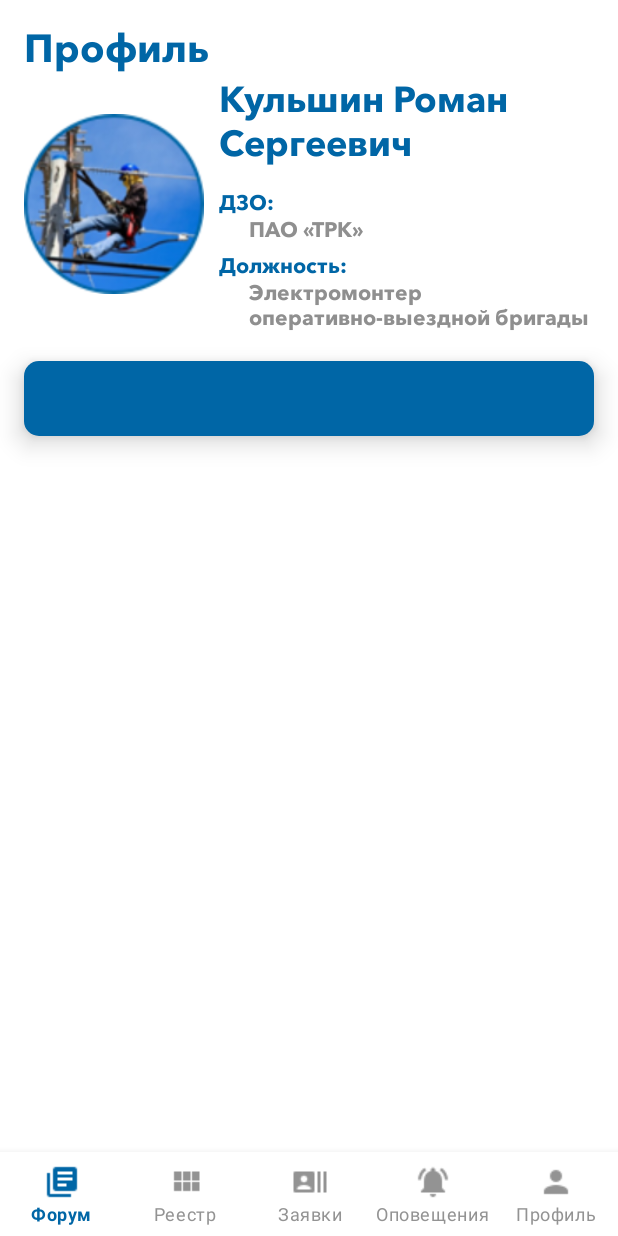
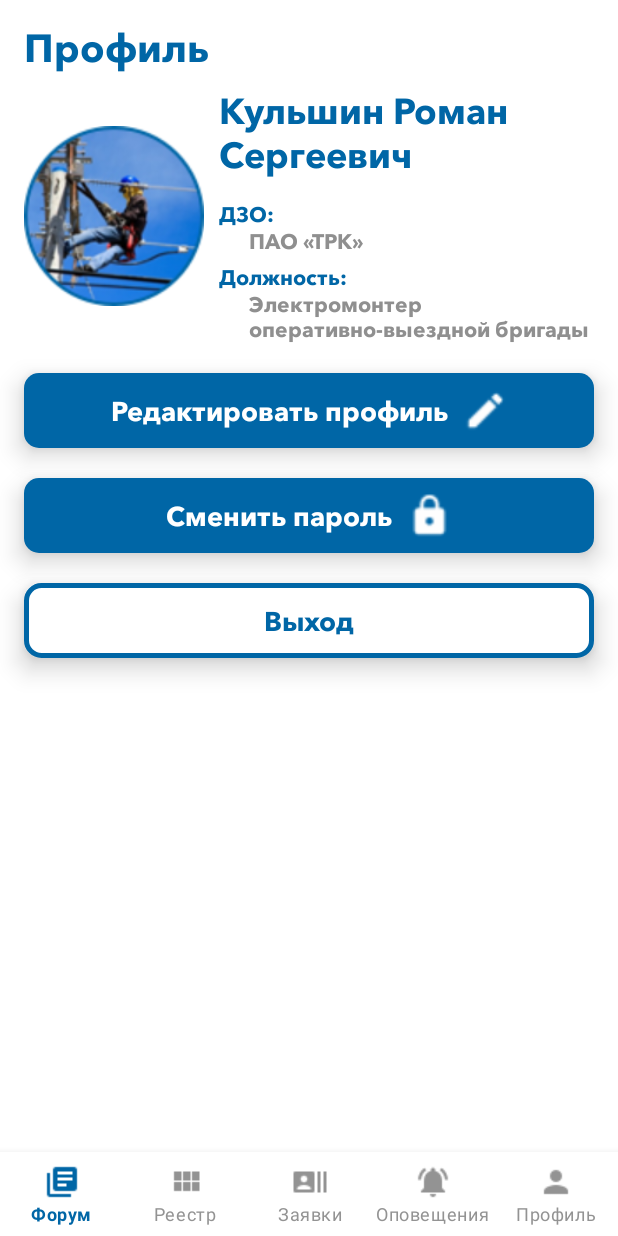
Before and after one commit to gramorEticon/ROSSETI, an Android app: the fragment ProfileFragment placed in its activity, on a phone screen of 412 x 824 dp. Run offline under Robolectric (Android 15) with nearby library versions, the phone set to English and light mode, and no system bars; network calls fail.

Commit message:
Отривованный профиль

```diff
--- /dev/null
+++ b/app/src/main/res/drawable/bg_border.xml
@@ -0,0 +1,10 @@
+<?xml version="1.0" encoding="utf-8"?>
+<selector xmlns:android="http://schemas.android.com/apk/res/android">
+    <item>
+        <shape android:shape="rectangle">
+            <solid android:color="#FFF"/>
+            <corners android:radius="10dp"/>
+            <stroke android:width="3dp" android:color="#0066A6"/>
+        </shape>
+    </item>
+</selector>
--- a/app/src/main/res/layout/fragment_profile.xml
+++ b/app/src/main/res/layout/fragment_profile.xml
@@ -28,7 +28,7 @@
         app:layout_constraintStart_toStartOf="parent"
         app:layout_constraintTop_toBottomOf="@id/label"
         android:layout_marginStart="16dp"
-        android:layout_marginTop="28dp"/>
+        android:layout_marginTop="36dp"/>
 
     <androidx.constraintlayout.widget.ConstraintLayout
         android:id="@+id/constarain"
@@ -108,6 +108,8 @@
         android:layout_marginStart="16dp"
         android:layout_marginEnd="16dp"
         android:layout_marginTop="20dp"
+        app:layout_constraintStart_toStartOf="parent"
+        app:layout_constraintEnd_toEndOf="parent"
         android:background="@drawable/bg_blue"
         android:elevation="10dp"
         >
@@ -118,8 +120,95 @@
             app:layout_constraintBottom_toBottomOf="parent"
             android:layout_width="wrap_content"
             android:layout_height="wrap_content">
+            <TextView
+                android:id="@+id/edit_btn"
+                android:layout_width="wrap_content"
+                android:layout_height="wrap_content"
+                app:layout_constraintTop_toTopOf="parent"
+                app:layout_constraintStart_toStartOf="parent"
+                app:layout_constraintBottom_toBottomOf="parent"
+                style="@style/text_white_bold"
+                android:text="Редактировать профиль"
+                android:textSize="18dp"/>
 
+            <ImageView
+                android:layout_width="30dp"
+                android:layout_height="30dp"
+                android:src="@drawable/ic_edit"
+                app:layout_constraintTop_toTopOf="parent"
+                app:layout_constraintBottom_toBottomOf="parent"
+                app:layout_constraintStart_toEndOf="@id/edit_btn"
+                android:layout_marginStart="10dp"/>
         </androidx.constraintlayout.widget.ConstraintLayout>
     </androidx.constraintlayout.widget.ConstraintLayout>
 
+    <androidx.constraintlayout.widget.ConstraintLayout
+        android:id="@+id/edit_pass"
+        android:layout_width="match_parent"
+        android:layout_height="50dp"
+        app:layout_constraintTop_toBottomOf="@id/edit_profile"
+        app:layout_constraintStart_toStartOf="parent"
+        app:layout_constraintEnd_toEndOf="parent"
+        android:layout_marginStart="16dp"
+        android:layout_marginEnd="16dp"
+        android:layout_marginTop="20dp"
+        android:background="@drawable/bg_blue"
+        android:elevation="10dp"
+        >
+        <androidx.constraintlayout.widget.ConstraintLayout
+            app:layout_constraintTop_toTopOf="parent"
+            app:layout_constraintEnd_toEndOf="parent"
+            app:layout_constraintStart_toStartOf="parent"
+            app:layout_constraintBottom_toBottomOf="parent"
+            android:layout_width="wrap_content"
+            android:layout_height="wrap_content">
+            <TextView
+                android:id="@+id/edit_pass_btn"
+                android:layout_width="wrap_content"
+                android:layout_height="wrap_content"
+                app:layout_constraintTop_toTopOf="parent"
+                app:layout_constraintStart_toStartOf="parent"
+                app:layout_constraintBottom_toBottomOf="parent"
+                style="@style/text_white_bold"
+                android:text="Сменить пароль"
+                android:textSize="18dp"/>
+
+            <ImageView
+                android:layout_width="30dp"
+                android:layout_height="30dp"
+                android:src="@drawable/ic_lock"
+                app:layout_constraintTop_toTopOf="parent"
+                app:layout_constraintBottom_toBottomOf="parent"
+                app:layout_constraintStart_toEndOf="@id/edit_pass_btn"
+                android:layout_marginStart="10dp"/>
+        </androidx.constraintlayout.widget.ConstraintLayout>
+    </androidx.constraintlayout.widget.ConstraintLayout>
+
+    <androidx.constraintlayout.widget.ConstraintLayout
+        android:id="@+id/exit"
+        android:layout_width="match_parent"
+        android:layout_height="50dp"
+        app:layout_constraintTop_toBottomOf="@id/edit_pass"
+        android:layout_marginStart="16dp"
+        android:layout_marginEnd="16dp"
+        android:layout_marginTop="20dp"
+        android:background="@drawable/bg_border"
+        app:layout_constraintStart_toStartOf="parent"
+        app:layout_constraintEnd_toEndOf="parent"
+        android:elevation="10dp">
+
+            <TextView
+                android:layout_width="wrap_content"
+                android:layout_height="wrap_content"
+                app:layout_constraintTop_toTopOf="parent"
+                app:layout_constraintStart_toStartOf="parent"
+                app:layout_constraintBottom_toBottomOf="parent"
+                app:layout_constraintEnd_toEndOf="parent"
+                style="@style/text_blue_bold"
+                android:text="Выход"
+                android:textSize="18dp"/>
+
+
+    </androidx.constraintlayout.widget.ConstraintLayout>
+
 </androidx.constraintlayout.widget.ConstraintLayout>
```
